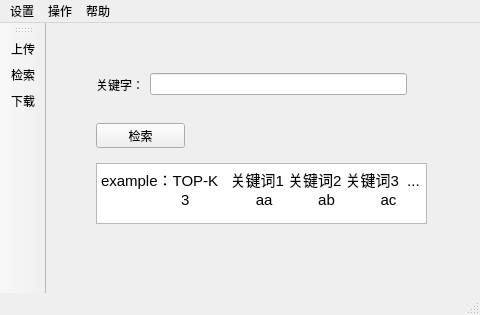
First picture: the form in mainwindow.ui, repository zhsliu/MS, before the edit.
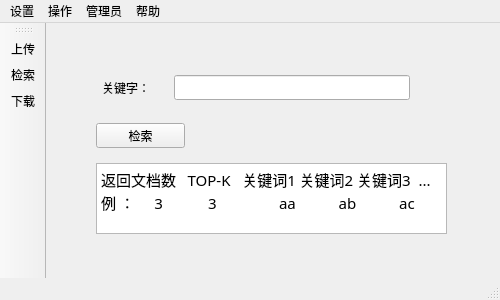
Second picture: the form after the edit.

Patch:
```diff
--- a/mainwindow.ui
+++ b/mainwindow.ui
@@ -6,10 +6,22 @@
    <rect>
     <x>0</x>
     <y>0</y>
-    <width>480</width>
-    <height>315</height>
+    <width>500</width>
+    <height>300</height>
    </rect>
   </property>
+  <property name="minimumSize">
+   <size>
+    <width>500</width>
+    <height>300</height>
+   </size>
+  </property>
+  <property name="maximumSize">
+   <size>
+    <width>500</width>
+    <height>300</height>
+   </size>
+  </property>
   <property name="windowTitle">
    <string>MainWindow</string>
   </property>
@@ -19,10 +31,22 @@
      <rect>
       <x>30</x>
       <y>30</y>
-      <width>361</width>
-      <height>221</height>
+      <width>391</width>
+      <height>211</height>
      </rect>
     </property>
+    <property name="minimumSize">
+     <size>
+      <width>391</width>
+      <height>211</height>
+     </size>
+    </property>
+    <property name="maximumSize">
+     <size>
+      <width>391</width>
+      <height>211</height>
+     </size>
+    </property>
     <property name="currentIndex">
      <number>1</number>
     </property>
@@ -62,20 +86,57 @@
        <rect>
         <x>20</x>
         <y>10</y>
-        <width>311</width>
-        <height>43</height>
+        <width>320</width>
+        <height>50</height>
        </rect>
       </property>
+      <property name="minimumSize">
+       <size>
+        <width>320</width>
+        <height>50</height>
+       </size>
+      </property>
+      <property name="maximumSize">
+       <size>
+        <width>320</width>
+        <height>50</height>
+       </size>
+      </property>
       <layout class="QHBoxLayout" name="horizontalLayout">
        <item>
         <widget class="QLabel" name="label_2">
+         <property name="minimumSize">
+          <size>
+           <width>60</width>
+           <height>32</height>
+          </size>
+         </property>
+         <property name="maximumSize">
+          <size>
+           <width>60</width>
+           <height>32</height>
+          </size>
+         </property>
          <property name="text">
           <string>关键字：</string>
          </property>
         </widget>
        </item>
        <item>
-        <widget class="QLineEdit" name="lineEdit"/>
+        <widget class="QLineEdit" name="lineEdit">
+         <property name="minimumSize">
+          <size>
+           <width>236</width>
+           <height>25</height>
+          </size>
+         </property>
+         <property name="maximumSize">
+          <size>
+           <width>236</width>
+           <height>25</height>
+          </size>
+         </property>
+        </widget>
        </item>
       </layout>
      </widget>
@@ -97,17 +158,37 @@
        <rect>
         <x>20</x>
         <y>110</y>
-        <width>331</width>
-        <height>61</height>
+        <width>351</width>
+        <height>71</height>
        </rect>
       </property>
+      <property name="minimumSize">
+       <size>
+        <width>351</width>
+        <height>71</height>
+       </size>
+      </property>
+      <property name="maximumSize">
+       <size>
+        <width>351</width>
+        <height>71</height>
+       </size>
+      </property>
+      <property name="font">
+       <font>
+        <family>Rekha</family>
+        <weight>75</weight>
+        <italic>true</italic>
+        <bold>true</bold>
+       </font>
+      </property>
       <property name="html">
        <string>&lt;!DOCTYPE HTML PUBLIC &quot;-//W3C//DTD HTML 4.0//EN&quot; &quot;http://www.w3.org/TR/REC-html40/strict.dtd&quot;&gt;
 &lt;html&gt;&lt;head&gt;&lt;meta name=&quot;qrichtext&quot; content=&quot;1&quot; /&gt;&lt;style type=&quot;text/css&quot;&gt;
 p, li { white-space: pre-wrap; }
-&lt;/style&gt;&lt;/head&gt;&lt;body style=&quot; font-family:'Ubuntu'; font-size:11pt; font-weight:400; font-style:normal;&quot;&gt;
-&lt;p style=&quot; margin-top:0px; margin-bottom:0px; margin-left:0px; margin-right:0px; -qt-block-indent:0; text-indent:0px;&quot;&gt;&lt;span style=&quot; font-family:'Ubuntu';&quot;&gt;example：TOP-K   关键词1 关键词2 关键词3  ...&lt;/span&gt;&lt;/p&gt;
-&lt;p style=&quot; margin-top:0px; margin-bottom:0px; margin-left:0px; margin-right:0px; -qt-block-indent:0; text-indent:0px;&quot;&gt;&lt;span style=&quot; font-family:'Ubuntu';&quot;&gt;	3                aa           ab           ac&lt;/span&gt;&lt;/p&gt;&lt;/body&gt;&lt;/html&gt;</string>
+&lt;/style&gt;&lt;/head&gt;&lt;body style=&quot; font-family:'Rekha'; font-size:11pt; font-weight:600; font-style:italic;&quot;&gt;
+&lt;p style=&quot; margin-top:0px; margin-bottom:0px; margin-left:0px; margin-right:0px; -qt-block-indent:0; text-indent:0px;&quot;&gt;&lt;span style=&quot; font-family:'Ubuntu'; font-weight:400; font-style:normal;&quot;&gt;返回文档数   TOP-K   关键词1 关键词2 关键词3  ...&lt;/span&gt;&lt;/p&gt;
+&lt;p style=&quot; margin-top:0px; margin-bottom:0px; margin-left:0px; margin-right:0px; -qt-block-indent:0; text-indent:0px;&quot;&gt;&lt;span style=&quot; font-family:'Ubuntu'; font-weight:400; font-style:normal;&quot;&gt;例 ：     3	       3                aa           ab           ac&lt;/span&gt;&lt;/p&gt;&lt;/body&gt;&lt;/html&gt;</string>
       </property>
      </widget>
     </widget>
@@ -118,7 +199,7 @@
     <rect>
      <x>0</x>
      <y>0</y>
-     <width>480</width>
+     <width>500</width>
      <height>28</height>
     </rect>
    </property>
@@ -146,8 +227,16 @@
     <addaction name="action_8"/>
     <addaction name="action_9"/>
    </widget>
+   <widget class="QMenu" name="menu_4">
+    <property name="title">
+     <string>管理员</string>
+    </property>
+    <addaction name="actionaction_1"/>
+    <addaction name="actionaction_2"/>
+   </widget>
    <addaction name="menu"/>
    <addaction name="menu_2"/>
+   <addaction name="menu_4"/>
    <addaction name="menu_3"/>
   </widget>
   <widget class="QStatusBar" name="statusbar"/>
```
Left out of the diff: 30 changed lines with no effect on the pictures.
